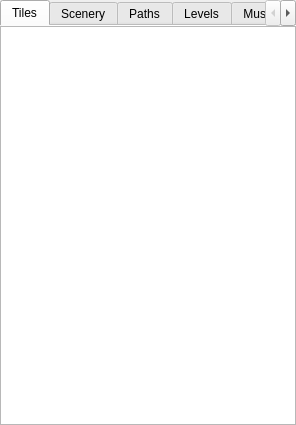
The window that Editor/main_window/dock/wld_item_toolbox.ui (WohlSoft/Moondust-Project) describes before a commit, drawn with Qt 5.
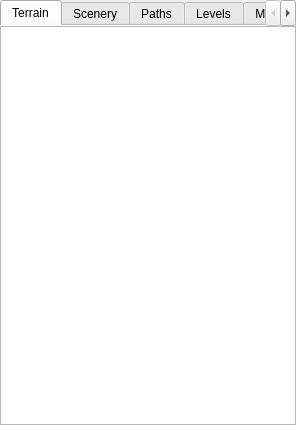
The same window after the commit. Icons and pictures are not drawn.

The edit to the form file:
```diff
--- a/Editor/main_window/dock/wld_item_toolbox.ui
+++ b/Editor/main_window/dock/wld_item_toolbox.ui
@@ -59,7 +59,7 @@
      <bool>true</bool>
     </property>
     <attribute name="title">
-     <string>Tiles</string>
+     <string>Terrain</string>
     </attribute>
     <layout class="QGridLayout" name="TilesG" columnstretch="0">
      <property name="leftMargin">
```
Left out of the diff: 2 changed lines with no effect on the pictures. Lines whose indentation alone changed are shown as unchanged.
